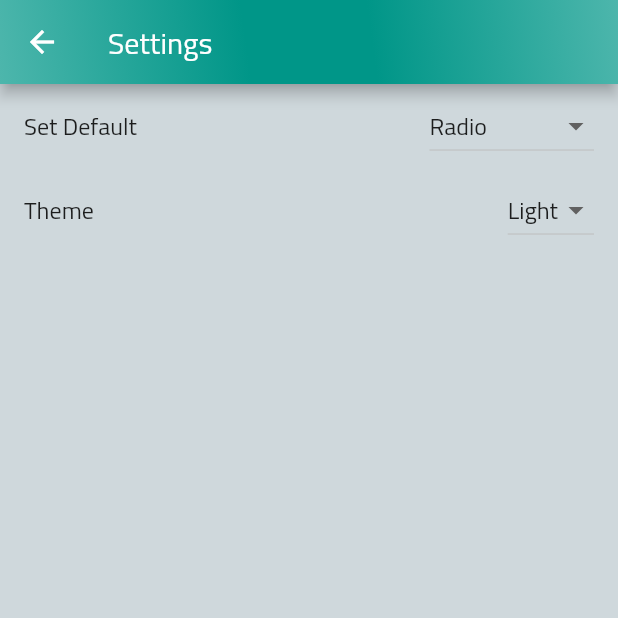
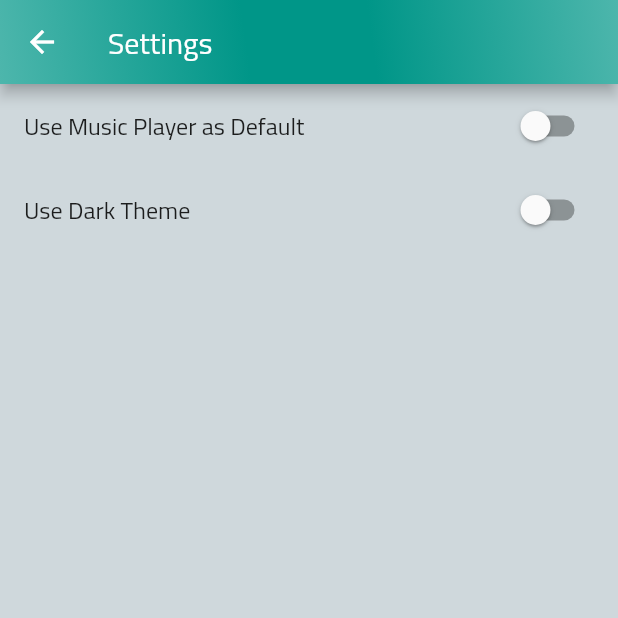
Before and after one commit to WardKhaddour/Radio, a Flutter app: the SettingsScreen screen opened by its route, on a phone screen of 412 x 824 dp, the top half of it. Run offline on Flutter 3.47's test engine with Material 2 defaults, Android fonts, the phone set to English and light mode, and no system bars; our stand-ins replace audio_service, connectivity, flutter_spinkit, just_audio, marquee, permission_handler and 1 more; accounts and stored records are empty; network calls fail; statements that could not run were skipped; project files that could hold a hidden picture were left out.

Commit message:
fixing bugs

```diff
--- a/lib/providers/theme_provider.dart
+++ b/lib/providers/theme_provider.dart
@@ -23,17 +23,33 @@ class ThemeProvider with ChangeNotifier {
       headline6: TextStyle(fontFamily: 'TitilliumWeb'),
     ),
   );
-  ThemeData darkTheme = ThemeData.dark()
-      .copyWith(primaryColor: Colors.black, accentColor: Colors.black12);
-
-  String _theme = 'Light';
+  ThemeData darkTheme = ThemeData(
+    accentColor: Colors.lightBlueAccent,
+    primarySwatch: Colors.grey,
+    primaryColor: Colors.grey,
+    pageTransitionsTheme: PageTransitionsTheme(
+      builders: {
+        TargetPlatform.android: CustomPageTransitionsBuilder(),
+        TargetPlatform.iOS: CustomPageTransitionsBuilder(),
+      },
+    ),
+    fontFamily: 'TitilliumWeb',
+    textTheme: TextTheme(
+      headline6: TextStyle(fontFamily: 'TitilliumWeb'),
+    ),
+  );
+  bool _darkTheme = false;
   ThemeData get theme {
-    if (_theme == describeEnum(Themes.Light)) return lightTheme;
+    if (!_darkTheme) return lightTheme;
     return darkTheme;
   }
 
-  void setTheme(String newTheme) {
-    _theme = newTheme;
+  bool get isDarkTheme {
+    return _darkTheme;
+  }
+
+  void setTheme(bool newTheme) {
+    _darkTheme = newTheme;
     notifyListeners();
   }
 }
--- a/lib/screens/settings_screen.dart
+++ b/lib/screens/settings_screen.dart
@@ -13,9 +13,19 @@ class SettingsScreen extends StatefulWidget {
 }
 
 class _SettingsScreenState extends State<SettingsScreen> {
-  String _theme = 'Light';
-  String _defaultScreen = 'Radio';
-  SharedPreferences pref;
+  bool _useMusicPlayer = false;
+  SharedPreferences _pref;
+  @override
+  void initState() {
+    super.initState();
+    Future.delayed(Duration(seconds: 0)).then((value) async {
+      _pref = await SharedPreferences.getInstance();
+      setState(() {
+        _useMusicPlayer = _pref.getBool('default screen') ?? false;
+      });
+    });
+  }
+
   @override
   Widget build(BuildContext context) {
     return Scaffold(
@@ -26,49 +36,28 @@ class _SettingsScreenState extends State<SettingsScreen> {
       body: BackGround(
         child: ListView(
           children: [
-            ListTile(
-              title: Text('Set Default'),
-              trailing: DropdownButton(
-                value: _defaultScreen,
-                items: ['Radio', 'Music Player']
-                    .map<DropdownMenuItem<String>>((String value) {
-                  return DropdownMenuItem(
-                    child: Text(value),
-                    value: pref != null
-                        ? pref.getString('default screen') != null
-                            ? pref.getString('default screen')
-                            : 'Radio'
-                        : value,
-                  );
-                }).toList(),
-                onChanged: (String value) async {
+            SwitchListTile(
+              activeColor: Colors.teal,
+              title: Text('Use Music Player as Default'),
+              value: _useMusicPlayer,
+              onChanged: (bool value) async {
                 setState(() {
-                    _defaultScreen = value;
+                  _useMusicPlayer = value;
                 });
-                  pref = await SharedPreferences.getInstance();
-                  pref.setString('default screen', value);
+                _pref = await SharedPreferences.getInstance();
+                _pref.setBool('default screen', value);
               },
             ),
-            ),
-            ListTile(
-              title: Text('Theme'),
-              trailing: DropdownButton(
-                value: _theme,
-                items: ['Dark', 'Light']
-                    .map<DropdownMenuItem<String>>((String value) {
-                  return DropdownMenuItem<String>(
-                    value: value,
-                    child: Text(value),
-                  );
-                }).toList(),
-                onChanged: (String value) {
-                  setState(() {
-                    _theme = value;
+            SwitchListTile(
+              activeColor: Colors.teal,
+              value: Provider.of<ThemeProvider>(context).isDarkTheme,
+              title: Text('Use Dark Theme'),
+              onChanged: (value) async {
                 Provider.of<ThemeProvider>(context, listen: false)
                     .setTheme(value);
-                  });
+                _pref = await SharedPreferences.getInstance();
+                _pref.setBool('use dark theme', value);
               },
-              ),
             ),
           ],
         ),
--- a/lib/screens/welcome_screen.dart
+++ b/lib/screens/welcome_screen.dart
@@ -3,6 +3,7 @@ import 'dart:async';
 import 'package:flutter/material.dart';
 import 'package:audio_service/audio_service.dart';
 import 'package:provider/provider.dart';
+import 'package:radio/providers/theme_provider.dart';
 import 'package:shared_preferences/shared_preferences.dart';
 import '../services/background_audio_player.dart';
 import '../providers/check_internet_provider.dart';
@@ -20,10 +21,12 @@ class WelcomeScreen extends StatefulWidget {
 
 class _WelcomeScreenState extends State<WelcomeScreen>
     with SingleTickerProviderStateMixin {
+  ReorderableListView re =
+      ReorderableListView(children: [], onReorder: (int a, int b) {});
   bool _loaded = false;
   AnimationController _controller;
   Animation _animation;
-  String route;
+  bool musicPlayerRoute;
   @override
   void initState() {
     _controller = AnimationController(
@@ -39,13 +42,15 @@ class _WelcomeScreenState extends State<WelcomeScreen>
     Future.delayed(Duration(seconds: 0)).then((value) async {
       await initAudioService();
       final pref = await SharedPreferences.getInstance();
-      route = pref.getString('default screen') ?? 'Radio';
+      musicPlayerRoute = pref.getBool('default screen') ?? false;
+      Provider.of<ThemeProvider>(context, listen: false)
+          .setTheme(pref.getBool('use dark theme') ?? false);
       if (await Provider.of<CheckInternet>(context, listen: false)
           .getConnectionStatus()) {
         Timer(Duration(seconds: 2), () {
           _loaded = true;
 
-          Navigator.of(context).pushReplacementNamed(route == 'Radio'
+          Navigator.of(context).pushReplacementNamed(!musicPlayerRoute
               ? RadioChannelsScreen.routeName
               : MusicScreen.routeName);
         });
--- a/lib/services/files_getter.dart
+++ b/lib/services/files_getter.dart
@@ -20,7 +20,7 @@ class FilesGetter {
         temp.add(element);
       }
     });
-    _directories = directories;
+    _directories.addAll(directories);
     return temp;
   }
 
--- a/lib/widgets/appbar_flexible_space.dart
+++ b/lib/widgets/appbar_flexible_space.dart
@@ -1,15 +1,14 @@
 import 'package:flutter/material.dart';
+import 'package:provider/provider.dart';
+import '../providers/theme_provider.dart';
 
 class AppBarFlexibleSpace extends StatelessWidget {
-  const AppBarFlexibleSpace({
-    Key key,
-  }) : super(key: key);
-
   @override
   Widget build(BuildContext context) {
     return Container(
       decoration: BoxDecoration(
-        gradient: LinearGradient(
+        gradient: !Provider.of<ThemeProvider>(context).isDarkTheme
+            ? LinearGradient(
                 end: Alignment.topRight,
                 begin: Alignment.bottomLeft,
                 colors: [
@@ -25,6 +24,17 @@ class AppBarFlexibleSpace extends StatelessWidget {
                   Colors.teal.shade400,
                   Colors.teal.shade300,
                 ],
+              )
+            : LinearGradient(
+                end: Alignment.topRight,
+                begin: Alignment.bottomLeft,
+                colors: [
+                  Colors.black26,
+                  Colors.black38,
+                  Colors.black45,
+                  Colors.black54,
+                  Colors.black87,
+                ],
               ),
       ),
     );
--- a/lib/widgets/channel_image.dart
+++ b/lib/widgets/channel_image.dart
@@ -1,6 +1,5 @@
 import 'package:flutter/material.dart';
 import './channel_item.dart';
-
 import '../constatnts.dart';
 
 class ChannelImage extends StatelessWidget {
--- a/lib/widgets/music_view.dart
+++ b/lib/widgets/music_view.dart
@@ -2,7 +2,7 @@ import 'dart:io';
 import 'package:flutter/material.dart';
 import 'package:provider/provider.dart';
 import 'package:radio/providers/player_provider.dart';
-import '../screens/player.dart' as playerScreen;
+// import '../screens/player.dart' as playerScreen;
 import '../services/player.dart';
 import '../providers/music_provider.dart';
 import '../widgets/background.dart';
@@ -59,8 +59,8 @@ class _MusicViewState extends State<MusicView> {
                         .split('.')
                         .first,
                   );
-                  Navigator.of(context)
-                      .pushNamed(playerScreen.Player.routeName);
+                  // Navigator.of(context)
+                  //     .pushNamed(playerScreen.Player.routeName);
                 },
               ),
             );
```
Also changed, not shown: lib/models/channel.dart (+4 -4 lines), lib/providers/music_provider.dart (+21 -5 lines), lib/screens/music_screen.dart (+29 -45 lines), lib/screens/player.dart (+24 -6 lines), lib/widgets/countries_dialog.dart (+11 -4 lines). Lines whose indentation alone changed are shown as unchanged.
